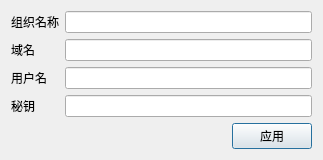
First picture: the form in settingdialog.ui, repository ruQian/iotManager, before the edit.
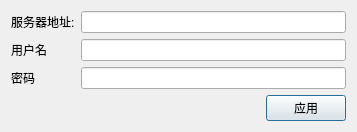
Second picture: the form after the edit.

Patch:
```diff
--- a/settingdialog.ui
+++ b/settingdialog.ui
@@ -6,8 +6,8 @@
    <rect>
     <x>0</x>
     <y>0</y>
-    <width>323</width>
-    <height>149</height>
+    <width>357</width>
+    <height>123</height>
    </rect>
   </property>
   <property name="windowTitle">
@@ -16,23 +16,20 @@
   <layout class="QVBoxLayout" name="verticalLayout">
    <item>
     <layout class="QGridLayout" name="gridLayout_2">
-     <item row="0" column="2">
-      <widget class="QLineEdit" name="lineEdit"/>
-     </item>
-     <item row="2" column="2">
+     <item row="1" column="2">
       <widget class="QLineEdit" name="lineEdit_3"/>
      </item>
-     <item row="3" column="0">
+     <item row="2" column="0">
       <widget class="QLabel" name="label_4">
        <property name="text">
-        <string>秘钥</string>
+        <string>密码</string>
        </property>
       </widget>
      </item>
-     <item row="1" column="2">
+     <item row="0" column="2">
       <widget class="QLineEdit" name="lineEdit_2"/>
      </item>
-     <item row="2" column="0">
+     <item row="1" column="0">
       <widget class="QLabel" name="label_3">
        <property name="text">
         <string>用户名</string>
@@ -40,20 +37,13 @@
       </widget>
      </item>
      <item row="0" column="0">
-      <widget class="QLabel" name="label">
-       <property name="text">
-        <string>组织名称</string>
-       </property>
-      </widget>
-     </item>
-     <item row="1" column="0">
       <widget class="QLabel" name="label_2">
        <property name="text">
-        <string>域名</string>
+        <string>服务器地址:</string>
        </property>
       </widget>
      </item>
-     <item row="3" column="2">
+     <item row="2" column="2">
       <widget class="QLineEdit" name="lineEdit_4"/>
      </item>
     </layout>
```
